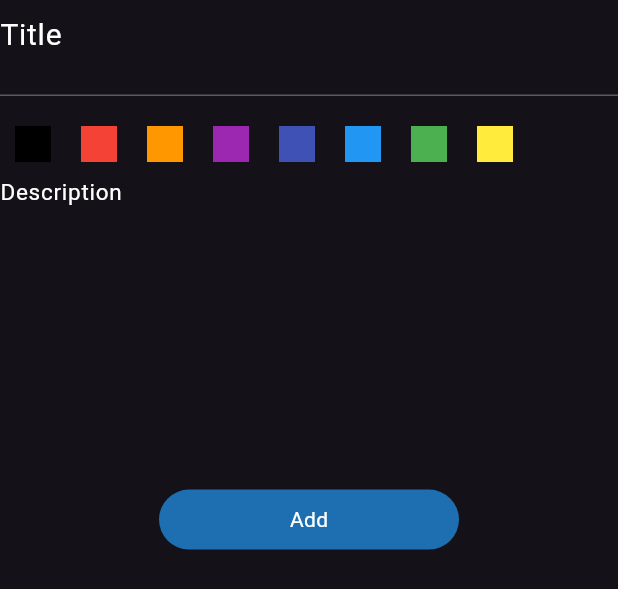
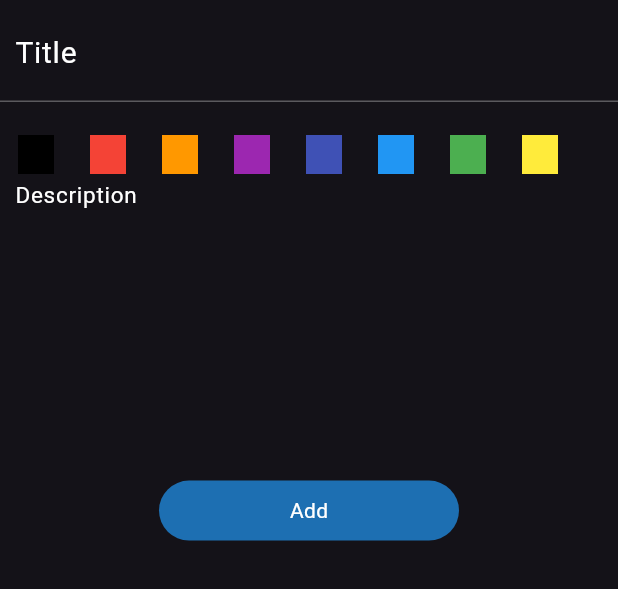
Before and after one commit to ibrahimalnagar45/Notes-App, a Flutter app: the AddNoteForm widget shown alone on an empty page, opened directly, on a phone screen of 412 x 824 dp. Shown: the top 589 px of the screen. Run offline on Flutter 3.47's test engine with Material 3 defaults, Android fonts, the phone set to English and light mode, and no system bars; our stand-ins replace flutter_bloc, hive, hive_flutter; accounts and stored records are empty.

Commit message:
notes app done modification

```diff
--- a/lib/cubits/notes_cubit/notes_cubit.dart
+++ b/lib/cubits/notes_cubit/notes_cubit.dart
@@ -8,7 +8,6 @@ import '../../constants.dart';
 class NotesCubit extends Cubit<NotesState> {
   NotesCubit() : super(NotesInitial());
   List<NoteModel> notes = [];
-
   fetchAllNotes() {
     var notesBox = Hive.box<NoteModel>(kBoxName);
     notes = notesBox.values.toList();
@@ -16,9 +15,8 @@ class NotesCubit extends Cubit<NotesState> {
   }
 
   List<NoteModel?> fetchANote(String noteTitle) {
+    var notesBox = Hive.box<NoteModel>(kBoxName);
     List<NoteModel?> noteFounded = [];
-
-    var notesBox = Hive.box<NoteModel>(kBoxName);
     for (int i = 0; i < notes.length; i++) {
       if (notes[i].title == noteTitle || notes[i].title.contains(noteTitle)) {
         dynamic key = notesBox.keyAt(i);
--- a/lib/main.dart
+++ b/lib/main.dart
@@ -23,6 +23,7 @@ class HomeBage extends StatelessWidget {
 
   @override
   Widget build(BuildContext context) {
+
     return MultiBlocProvider(
       providers: [
         BlocProvider(
--- a/lib/views/edit_note_view.dart
+++ b/lib/views/edit_note_view.dart
@@ -1,6 +1,5 @@
 import 'package:flutter/material.dart';
 import 'package:flutter_bloc/flutter_bloc.dart';
-import 'package:notesapp/cubits/add_note_cubit/add_note_cubit.dart';
 import 'package:notesapp/cubits/notes_cubit/notes_cubit.dart';
 import 'package:notesapp/models/note_model.dart';
 import 'package:notesapp/widgets/custom_app_bar.dart';
@@ -37,6 +36,7 @@ class _EditNoteViewState extends State<EditNoteView> {
             // BlocProvider.of<AddNoteCubit>(context).color;
 
             Navigator.pop(context);
+
           },
           icon: Icons.done,
           title: "Edit Note",
--- a/lib/widgets/add_note_form.dart
+++ b/lib/widgets/add_note_form.dart
@@ -1,6 +1,7 @@
 import 'package:flutter/material.dart';
 import 'package:flutter_bloc/flutter_bloc.dart';
 import 'package:notesapp/cubits/add_note_cubit/add_note_cubit.dart';
+import 'package:notesapp/cubits/notes_cubit/notes_cubit.dart';
 import 'package:notesapp/models/note_model.dart';
 import 'custom_botton.dart';
 import 'custom_color_row_options.dart';
@@ -29,6 +30,9 @@ class _AddNoteFormState extends State<AddNoteForm> {
       child: Column(
         mainAxisSize: MainAxisSize.min,
         children: [
+          const SizedBox(
+            height: 20,
+          ),
           CustomTextField(
             onSaved: (value) {
               title = value;
--- a/lib/widgets/custom_color_container.dart
+++ b/lib/widgets/custom_color_container.dart
@@ -1,22 +1,51 @@
 import 'package:flutter/material.dart';
 
 class CustomColorContainer extends StatelessWidget {
-  const CustomColorContainer(
-      {super.key, required this.color, required this.ontap});
+  const CustomColorContainer({
+    super.key,
+    required this.color,
+    required this.ontap,
+    required this.selected,
+  });
   final Color color;
   final Function() ontap;
+  final bool selected;
   @override
   Widget build(BuildContext context) {
-    return GestureDetector(
+    return selected
+        ? Padding(
+            padding: const EdgeInsets.symmetric(horizontal: 10.0),
+            child: Container(
+              height: 26,
+              width: 26,
+              color: Colors.white,
+              child: GestureDetector(
                 onTap: ontap,
                 child: Padding(
-        padding: const EdgeInsets.symmetric(horizontal: 10.0),
+                  padding:
+                      const EdgeInsets.symmetric(horizontal: 2, vertical: 2),
                   child: Container(
                     height: 24,
                     width: 24,
                     color: color,
                   ),
                 ),
+              ),
+            ),
+          )
+        : Padding(
+            padding: const EdgeInsets.symmetric(horizontal: 10.0),
+            child: GestureDetector(
+              onTap: ontap,
+              child: Padding(
+                padding: const EdgeInsets.symmetric(horizontal: 2, vertical: 2),
+                child: Container(
+                  height: 24,
+                  width: 24,
+                  color: color,
+                ),
+              ),
+            ),
           );
   }
 }
--- a/lib/widgets/custom_color_row_options.dart
+++ b/lib/widgets/custom_color_row_options.dart
@@ -16,6 +16,7 @@ class CustomColorListView extends StatefulWidget {
 }
 
 class _CustomColorListViewState extends State<CustomColorListView> {
+
   final List<Color> colors = const [
     Colors.black,
     Colors.red,
@@ -26,26 +27,28 @@ class _CustomColorListViewState extends State<CustomColorListView> {
     Colors.green,
     Colors.yellow
   ];
-  int currentIndex = 0;
+
   @override
   Widget build(BuildContext context) {
     return SizedBox(
-      height: 24,
+      height: 30,
       child: ListView.builder(
           scrollDirection: Axis.horizontal,
           itemCount: colors.length,
-        itemBuilder: (context, index) => CustomColorContainer(
+          itemBuilder: (context, index) {
+            return CustomColorContainer(
+              selected: widget.note?.color == colors[index].value,
               color: colors[index],
               ontap: () {
-            currentIndex = index;
+                setState(() {});
                 if (widget.note != null) {
                   widget.note!.color = colors[index].value;
                 } else {
                   BlocProvider.of<AddNoteCubit>(context).color = colors[index];
                 }
               },
-        ),
-      ),
+            );
+          }),
     );
   }
 }
--- a/lib/widgets/custom_search_bar.dart
+++ b/lib/widgets/custom_search_bar.dart
@@ -1,8 +1,8 @@
 import 'package:flutter/material.dart';
 
 class Searchfeild extends StatelessWidget {
-  const Searchfeild({super.key, this.onSubmitted});
-  final Function(String)? onSubmitted;
+  const Searchfeild({super.key, this.onChanged});
+  final Function(String)? onChanged;
   @override
   Widget build(BuildContext context) {
     return Container(
@@ -11,7 +11,7 @@ class Searchfeild extends StatelessWidget {
           color: Colors.grey.withOpacity(.2),
           borderRadius: BorderRadius.circular(12)),
       child: TextField(
-        onChanged: onSubmitted,
+        onChanged: onChanged,
         cursorColor: Colors.blueGrey,
         decoration: const InputDecoration(
           // prefixIcon: IconButton(
--- a/lib/widgets/custom_textfield.dart
+++ b/lib/widgets/custom_textfield.dart
@@ -7,7 +7,8 @@ class CustomTextField extends StatelessWidget {
       required this.hintText,
       required this.fontSize,
       required this.maxLine,
-      this.onSaved, this.onChanged});
+      this.onSaved,
+      this.onChanged});
   final bool withborder;
   final String hintText;
   final double fontSize;
@@ -29,6 +30,8 @@ class CustomTextField extends StatelessWidget {
       keyboardType: TextInputType.multiline,
       maxLines: maxLine,
       decoration: InputDecoration(
+        contentPadding:
+            const EdgeInsets.only(left: 10, right: 0, top: 0, bottom: 0),
         focusedBorder: withborder
             ? const UnderlineInputBorder(
                 borderSide: BorderSide(
--- a/lib/widgets/note_card.dart
+++ b/lib/widgets/note_card.dart
@@ -50,6 +50,7 @@ class NoteCard extends StatelessWidget {
                       onPressed: () {
                         note!.delete();
                         BlocProvider.of<NotesCubit>(context).fetchAllNotes();
+
                       },
                       icon: const Icon(
                         Icons.delete,
```
Also changed, not shown: lib/views/search_view.dart (+3 -6 lines), lib/models/note_model.dart (line endings or trailing spaces), pubspec.lock. Lines whose indentation alone changed are shown as unchanged.
